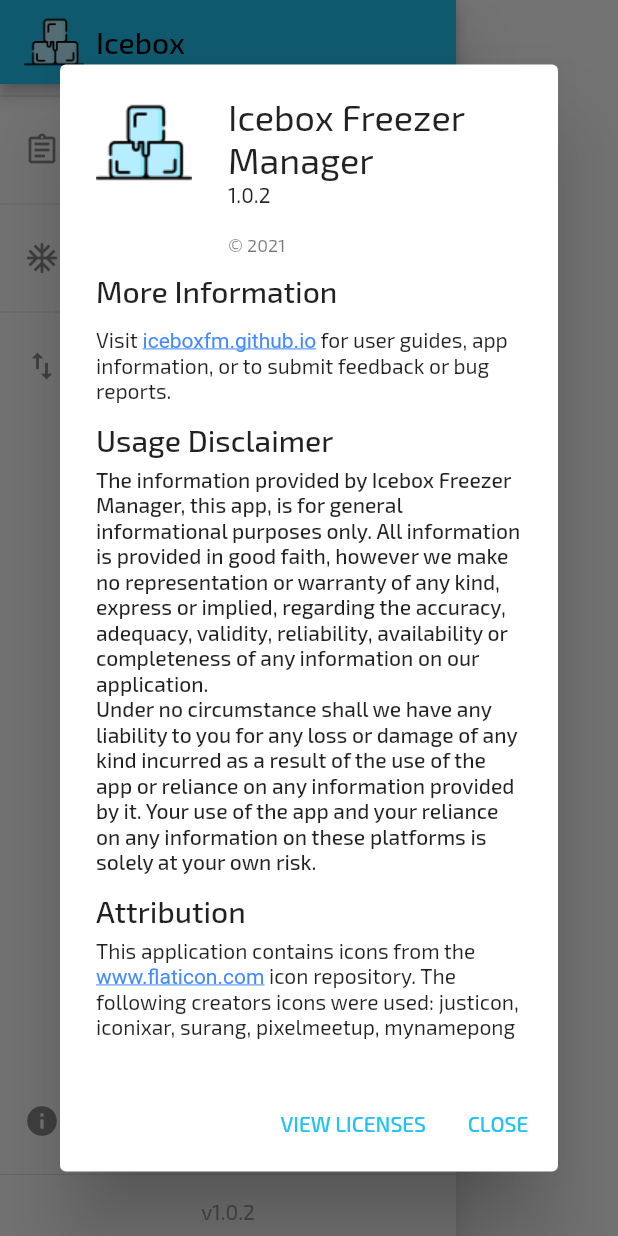
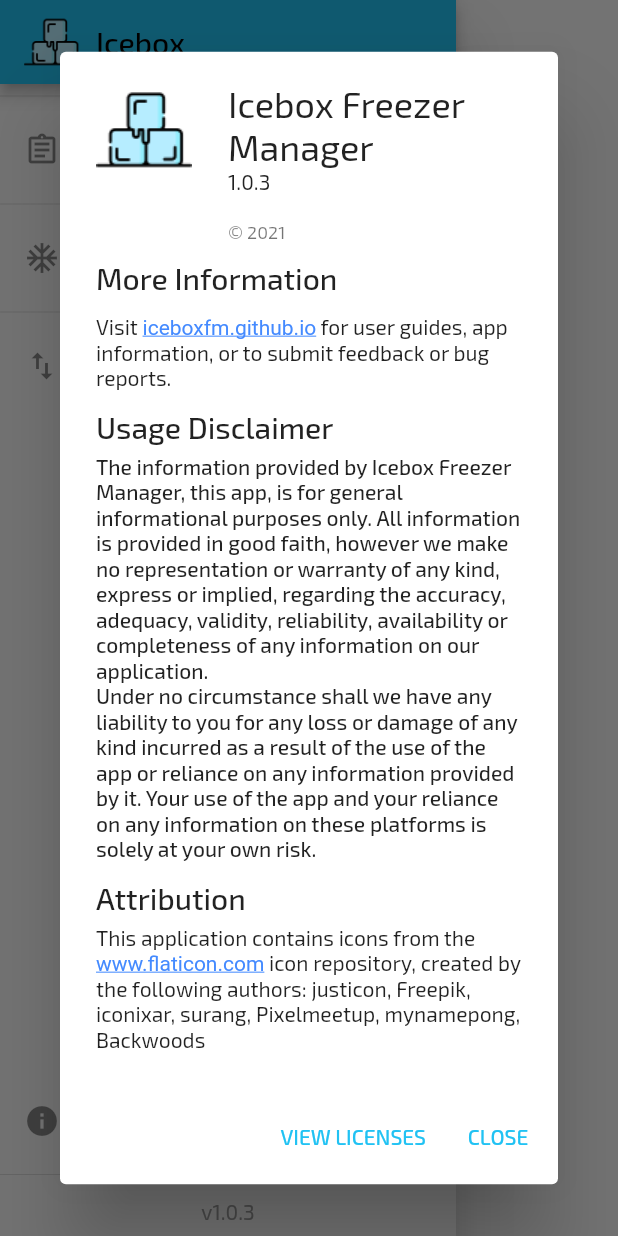
Before and after one commit to iceboxfm/icebox, a Flutter app: the AppDrawer widget shown alone on an empty page, opened directly, after a tap on "About Icebox", on a phone screen of 412 x 824 dp. Run offline on Flutter 3.47's test engine with Material 2 defaults, Android fonts, the phone set to English and light mode, and no system bars; drawn by our look-alikes of flutter_linkify; our stand-ins replace file_picker, flutter_typeahead, google_fonts, loggy, package_info_plus, sqflite; missing offline and left inert: flutter_loggy; accounts and stored records are empty; project files that could hold a hidden picture were left out.

Commit message:
Moved db statics into raw functions. Finished about app page. Bumpped version. Changed database storage to see if backup works.

```diff
--- a/lib/widgets/about_app.dart
+++ b/lib/widgets/about_app.dart
@@ -3,9 +3,9 @@
 import 'package:url_launcher/url_launcher.dart';
 
 class AboutApp extends StatelessWidget {
-  const AboutApp({Key? key}) : super(key: key);
+  final String version;
 
-  // FIXME: should I have a direct email link? - need to add query to manifest if so
+  const AboutApp(this.version);
 
   @override
   Widget build(final BuildContext context) {
@@ -20,8 +20,7 @@
         width: 64,
       ),
       applicationName: 'Icebox Freezer Manager',
-      applicationVersion: '1.0.2',
-      // FIXME: get this automated?
+      applicationVersion: version,
       applicationLegalese: '© 2021',
       aboutBoxChildren: [
         const SectionHeaderText('More Information'),
@@ -55,12 +54,11 @@
         const SectionHeaderText('Attribution'),
         Container(
           margin: const EdgeInsets.only(top: 6),
-          // FIXME: make sure all of these are correct and present
           child: Linkify(
             text:
                 'This application contains icons from the https://www.flaticon.com'
-                ' icon repository. The following creators icons were used: '
-                'justicon, iconixar, surang, pixelmeetup, mynamepong',
+                ' icon repository, created by the following authors: justicon, '
+                'Freepik, iconixar, surang, Pixelmeetup, mynamepong, Backwoods',
             onOpen: (link) => _open(link.url),
           ),
         ),
--- a/lib/widgets/app_drawer.dart
+++ b/lib/widgets/app_drawer.dart
@@ -65,7 +65,7 @@
             ImportExportScreen.routeName,
           ),
           const Spacer(),
-          const AboutApp(),
+          AboutApp(_packageInfo.version),
           const Divider(),
           Padding(
             padding: const EdgeInsets.all(8.0),
--- a/pubspec.yaml
+++ b/pubspec.yaml
@@ -3,7 +3,7 @@
 
 publish_to: 'none' # Remove this line if you wish to publish to pub.dev
 
-version: 1.0.2+3
+version: 1.0.3+4
 
 environment:
   sdk: ">=2.12.0 <3.0.0"
```
Also changed, not shown: lib/db/database_accessor.dart (+10 -6 lines), lib/db/freezer_items_db.dart (+10 -13 lines), lib/db/freezers_db.dart (+10 -13 lines), lib/providers/freezer_items.dart (+6 -6 lines), lib/providers/freezers.dart (+7 -7 lines), 1 other file.
